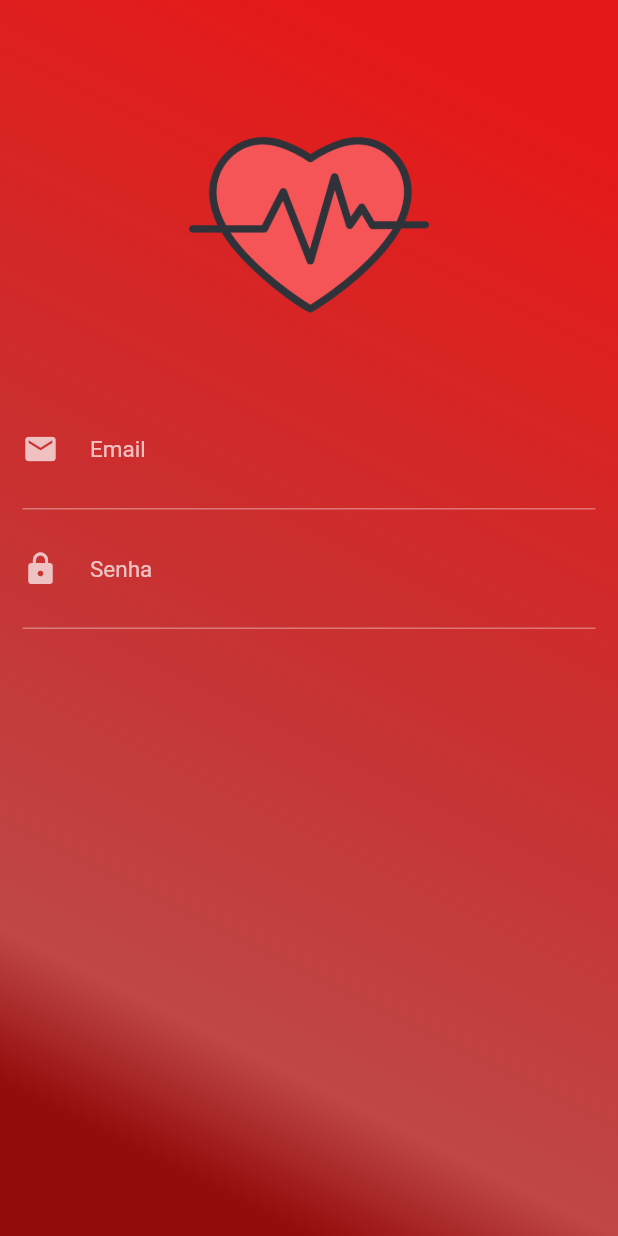
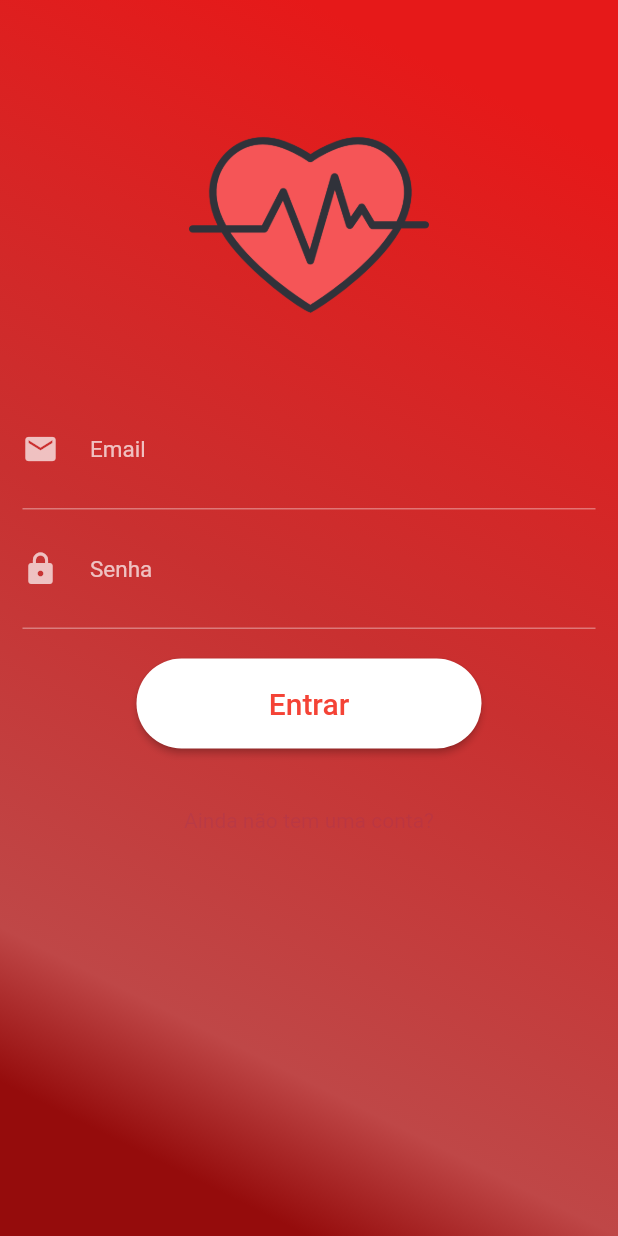
Before and after one commit to Heartbeat-UFRPE/Front-End, a Flutter app: the Login screen opened directly, on a phone screen of 412 x 824 dp. Run offline on Flutter 3.47's test engine with Material 2 defaults, Android fonts, the phone set to English and light mode, and no system bars; our stand-ins replace flare_flutter.

Commit message:
Commit inicial

```diff
--- a/lib/screens/login.dart
+++ b/lib/screens/login.dart
@@ -1,4 +1,5 @@
 import 'package:flutter/material.dart';
+import 'package:heartbeat/screens/Register.dart';
 
 class Login extends StatefulWidget {
   @override
@@ -6,6 +7,10 @@ class Login extends StatefulWidget {
 }
 
 class _LoginState extends State<Login> {
+
+  TextEditingController emailController = TextEditingController();
+  TextEditingController senhaController = TextEditingController();
+
   @override
   Widget build(BuildContext context) {
     return Scaffold(
@@ -29,8 +34,6 @@ class _LoginState extends State<Login> {
                 ])),
         child: ListView(
           padding: EdgeInsets.zero,
-          children: <Widget>[
-            Stack(
           children: <Widget>[
             Column(
               children: <Widget>[
@@ -56,6 +59,7 @@ class _LoginState extends State<Login> {
                               )
                           ),
                           child: TextFormField(
+                            controller: emailController,
                             obscureText: false,
                             style: TextStyle(
                                 color: Colors.white70
@@ -84,6 +88,7 @@ class _LoginState extends State<Login> {
                               )
                           ),
                           child: TextFormField(
+                            controller: senhaController,
                             obscureText: true,
                             style: TextStyle(
                                 color: Colors.white70
@@ -105,11 +110,30 @@ class _LoginState extends State<Login> {
                       ],
                     ),
                   ),
+                ),
+                Container(
+                    margin: EdgeInsets.all(20.0),
+                    height: 60,
+                    width: 230,
+                    child: RaisedButton(
+                      child: const Text("Entrar", textAlign: TextAlign.center,style: TextStyle(fontSize: 20),),
+                      onPressed: () {},
+                      shape: new RoundedRectangleBorder(borderRadius: new BorderRadius.circular(30.0)),
+                      textColor: Colors.red,
+                      color: Colors.white,
+                    )),
+                Container(
+                  margin: EdgeInsets.all(20),
+                  child: GestureDetector(
+                    child: Text("Ainda não tem uma conta?",
+                      style: TextStyle(color: Color(0xf1a0dc6)),),
+                    onTap: () => Navigator.pushReplacement(context, MaterialPageRoute(
+                        builder: (context) => Register()
+                    )),
+                  ),
                 )
               ],
-                )
-              ],
-            )
+            ),
           ],
         ),
       ),
--- a/lib/screens/splash_screen.dart
+++ b/lib/screens/splash_screen.dart
@@ -29,7 +29,7 @@ class _SplashState extends State<Splash> {
     super.initState();
     Future.delayed(Duration(seconds: 6)).then((value) => {
       Navigator.of(context).pushReplacement(
-          MaterialPageRoute(builder: (context)=>Register()
+          MaterialPageRoute(builder: (context)=>Login()
       ))
     });
   }
```
Also changed, not shown: pubspec.lock. Lines whose indentation alone changed are shown as unchanged.
